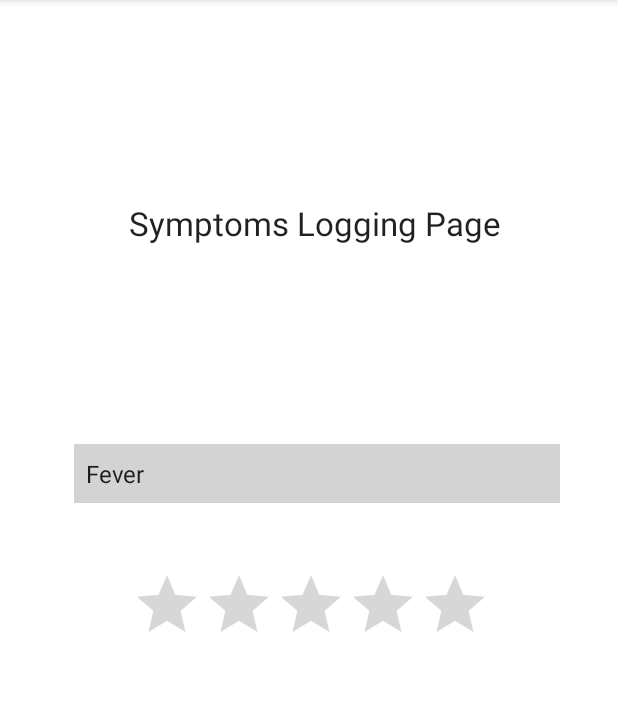
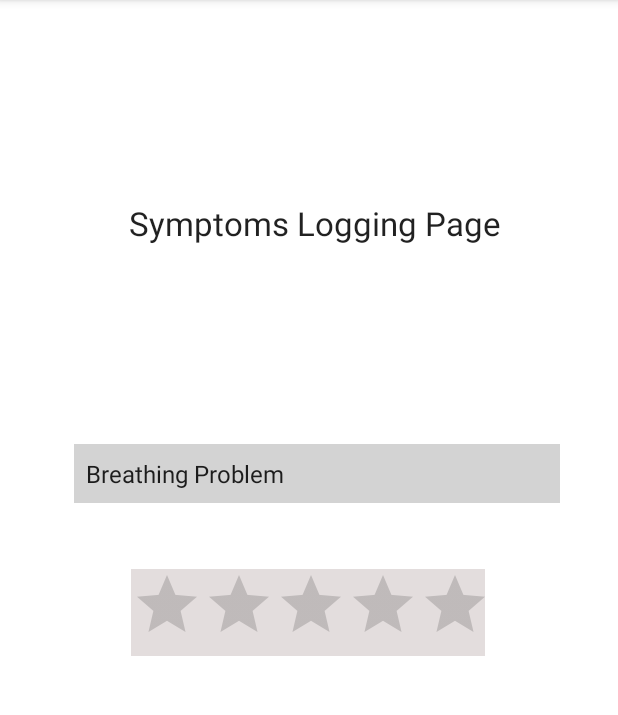
Before and after one commit to sjmodi1997/HealthChecker, an Android app: the SymptomLoggingActivity screen opened directly, with no data from a screen before it, on a phone screen of 412 x 824 dp, the part 84-799 px from its top. Run offline under Robolectric (Android 15) with nearby library versions, the phone set to English and light mode, and no system bars.

Commit message:
Improve codebase and changing style

```diff
--- a/app/src/main/java/com/example/health_checker/SymptomLoggingActivity.java
+++ b/app/src/main/java/com/example/health_checker/SymptomLoggingActivity.java
@@ -21,16 +21,12 @@ public class SymptomLoggingActivity extends AppCompatActivity implements Adapter
     private DatabaseHandler db_handler;
     private String text;
     private String [] symptomsList = {
+            "Breathing Problem",
             "Fever",
             "Cough",
-            "Shortness of Breath",
-            "Feeling Tired",
-            "Muscle Ache",
             "Headache",
             "Loss of Smell or Taste",
-            "Sore throat",
-            "Nausea",
-            "Diarrhea",
+            "Sore throat"
     };
     private HashMap<String, Float> hash;
     private RatingBar ratingBar;
@@ -102,7 +98,9 @@ public class SymptomLoggingActivity extends AppCompatActivity implements Adapter
                     Log.d("Passed","Data Uploaded Successfully!!");
                     Toast.makeText(SymptomLoggingActivity.this, "Log successfully!", Toast.LENGTH_LONG).show();
                     try {
-                        wait(2000);
+                        synchronized (this) {
+                            wait(1000);
+                        }
                     } catch (InterruptedException e) {
                         e.printStackTrace();
                     }
--- a/app/src/main/res/layout/activity_symptom_logging.xml
+++ b/app/src/main/res/layout/activity_symptom_logging.xml
@@ -54,7 +54,7 @@
         android:layout_width="236dp"
         android:layout_height="58dp"
         android:layout_marginTop="44dp"
-        android:background="@color/white"
+        android:background="#E3DDDD"
         android:numStars="5"
         android:visibility="visible"
         app:layout_constraintEnd_toEndOf="parent"
--- a/app/src/main/res/values/symptoms.xml
+++ b/app/src/main/res/values/symptoms.xml
@@ -1,15 +1,11 @@
 <?xml version="1.0" encoding="utf-8"?>
 <resources>
     <string-array name="symptoms_array">
+        <item>Breathing Problem</item>
         <item>Fever</item>
         <item>Cough</item>
-        <item>Shortness of Breath</item>
-        <item>Feeling Tired</item>
-        <item>Muscle Ache</item>
         <item>Headache</item>
         <item>Loss of Smell or Taste</item>
         <item>Sore throat</item>
-        <item>Nausea</item>
-        <item>Diarrhea</item>
     </string-array>
 </resources>
```
Also changed, not shown: app/src/main/java/com/example/health_checker/DatabaseHandler.java (+6 -64 lines).
